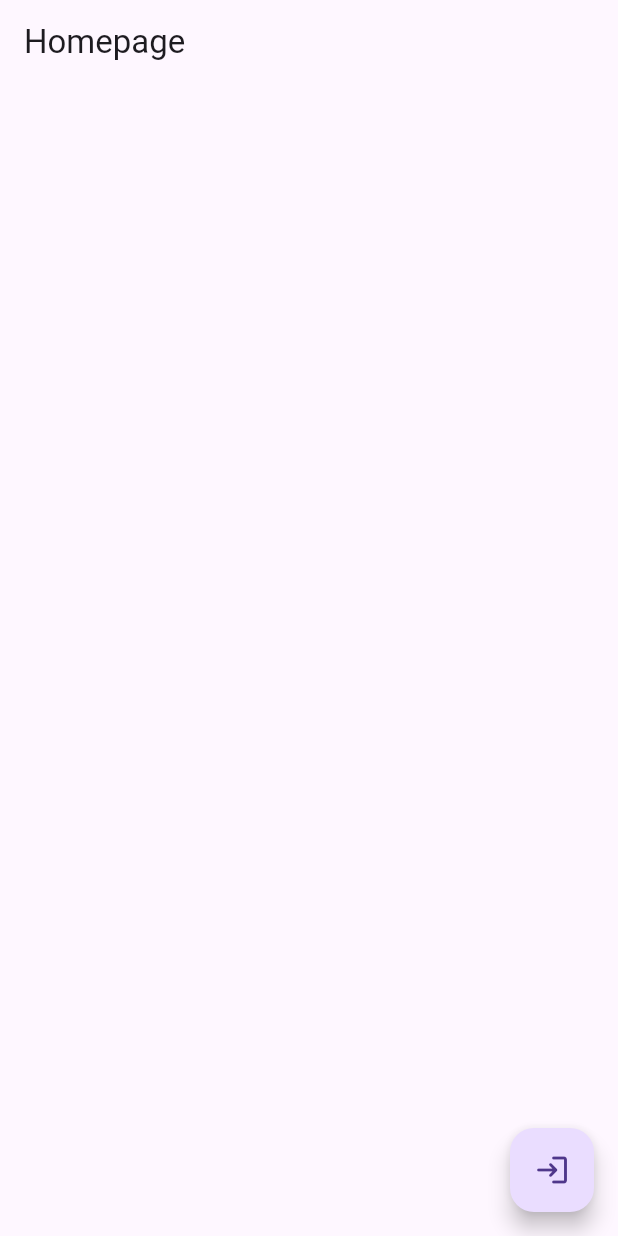
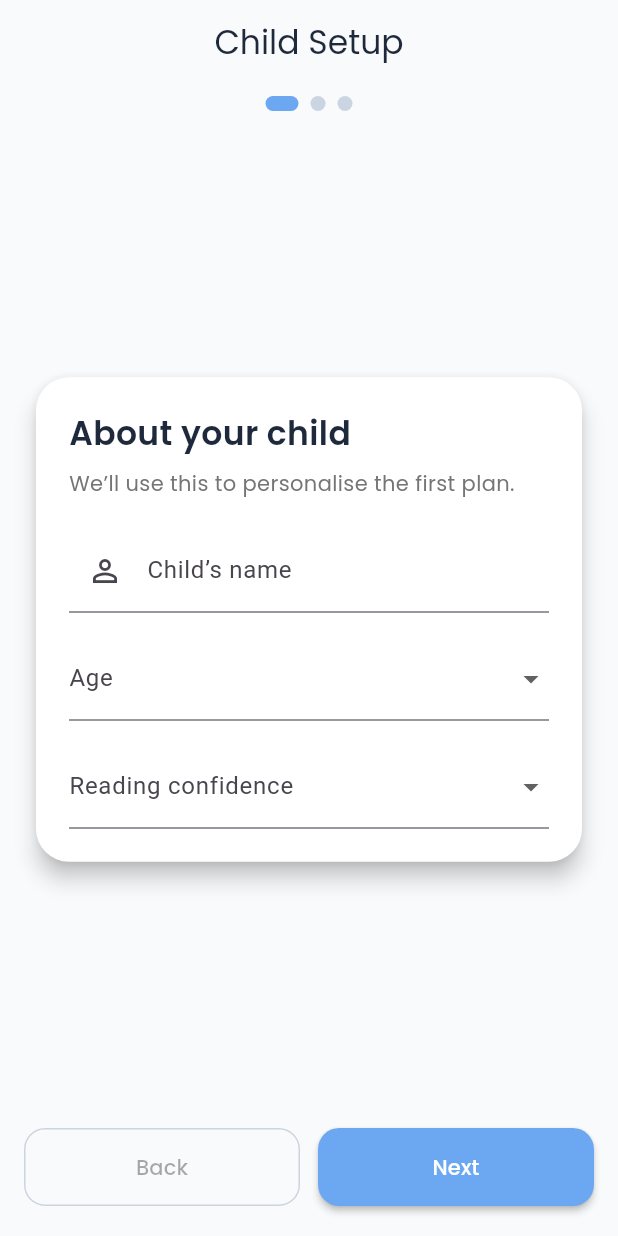
Before and after one commit to StelaB16/Final-Year-Project, a Flutter app: the screen it shows once a user with an empty profile is signed in, on a phone screen of 412 x 824 dp. Run offline on Flutter 3.47's test engine with Material 3 defaults, Android fonts, the light colour scheme and no system bars; our stand-ins replace cloud_firestore, firebase_auth, firebase_core, get, google_fonts; accounts and stored records are empty; network calls fail.

Commit message:
Added child profile setup with Firestore integration

```diff
--- /dev/null
+++ b/lib/child_setup.dart
@@ -0,0 +1,520 @@
+// This Screen helps parents set up their childs profile after signing up.
+// it collects basic info like their name, age, interests and reading habits. then it gets stores to Firestore.
+
+import 'package:final_year_project/wrapper.dart';
+import 'package:flutter/material.dart';
+import 'package:google_fonts/google_fonts.dart';
+import 'package:get/get.dart';
+import 'package:firebase_auth/firebase_auth.dart';
+import 'package:cloud_firestore/cloud_firestore.dart';
+
+import 'homepage.dart';
+
+class ChildSetup extends StatefulWidget {
+  const ChildSetup({super.key});
+
+  @override
+  State<ChildSetup> createState() => _ChildSetupState();
+}
+
+class _ChildSetupState extends State<ChildSetup> {
+  // Controls the pages in the setup flow (3 pages total)
+  final PageController _controller = PageController();
+  int _page = 0;
+
+  //Basic Information
+  final TextEditingController nameController = TextEditingController();
+  String? selectedAge;
+  String? readingLevel;
+
+  //Reading Habits
+  String? readingFrequency;
+  String? readingDuration;
+  final List<String> selectedChallenges = [];
+  String? readingGoal;
+
+  //Interests and Motivation
+  final List<String> selectedInterests = [];
+  final List<String> selectedMotivation = [];
+
+  //Colors for UI styling
+  final Color bg = const Color(0xFFF9FAFB);
+  final Color card = Colors.white;
+  final Color primary = const Color(0xFF6CA8F1);
+  final Color textDark = const Color(0xFF1E293B);
+  final Color softGrey = const Color(0xFFCBD5E1);
+
+  //Show short messages at the bottom of the screen
+  void _snack(String msg) {
+    ScaffoldMessenger.of(context).showSnackBar(
+      SnackBar(
+        content: Text(msg, style: GoogleFonts.poppins()),
+        backgroundColor: primary,
+        behavior: SnackBarBehavior.floating,
+        duration: const Duration(seconds: 2),
+      ),
+    );
+  }
+
+  // Check if the current page has all required fields filled
+  bool _validateCurrentPage() {
+    if (_page == 0) {
+      if (nameController.text.trim().isEmpty ||
+          selectedAge == null ||
+          readingLevel == null) {
+        _snack("Please fill out name, age, and reading confidence to continue.");
+        return false;
+      }
+    } else if (_page == 1) {
+      if (readingFrequency == null ||
+          readingDuration == null ||
+          selectedChallenges.isEmpty ||
+          readingGoal == null) {
+        _snack("Please complete this step before continuing.");
+        return false;
+      }
+    } else if (_page == 2) {
+      if (selectedInterests.isEmpty || selectedMotivation.isEmpty) {
+        _snack("Please select at least one interest and one motivator.");
+        return false;
+      }
+    }
+    return true;
+  }
+
+  // Save child's information to Firestore
+  Future<void> _saveProfile() async {
+    final user = FirebaseAuth.instance.currentUser;
+    if (user == null) {
+      _snack("You’re not signed in.");
+      return;
+    }
+
+    // Create a child record inside the logged-in user's document
+    try {
+      print("Saving child profile for user: ${user.uid}");
+      await FirebaseFirestore.instance
+          .collection('users')
+          .doc(user.uid)
+          .collection('children')
+          .add({
+        'childName': nameController.text.trim(),
+        'age': selectedAge,
+        'readingLevel': readingLevel,
+        'readingFrequency': readingFrequency,
+        'readingDuration': readingDuration,
+        'challenges': selectedChallenges,
+        'readingGoal': readingGoal,
+        'interests': selectedInterests,
+        'motivation': selectedMotivation,
+        'createdAt': FieldValue.serverTimestamp(),
+      });
+      print("Child profile saved successfully");
+
+      await Future.delayed(const Duration(milliseconds: 500));
+
+      // After saving, go to the Homepage
+      Get.offAll(() => const wrapper());
+    } catch (e) {
+      print("Error saving profile: $e");
+      _snack("Failed to save profile. Please try again.");
+    }
+  }
+
+  // Go to next page or finish setup
+  void _next() async {
+    if (!_validateCurrentPage()) return;
+    if (_page < 2) {
+      _controller.nextPage(
+          duration: const Duration(milliseconds: 260), curve: Curves.easeOut);
+    } else {
+      await _saveProfile();
+    }
+  }
+
+  // Go back to previous page
+  void _back() {
+    if (_page > 0) {
+      _controller.previousPage(
+          duration: const Duration(milliseconds: 220), curve: Curves.easeOut);
+    }
+  }
+
+  // Little dots that show progress at the top
+  Widget _dot(int index) {
+    final bool active = index == _page;
+    return AnimatedContainer(
+      duration: const Duration(milliseconds: 200),
+      margin: const EdgeInsets.symmetric(horizontal: 4),
+      height: 10,
+      width: active ? 22 : 10,
+      decoration: BoxDecoration(
+        color: active ? primary : softGrey,
+        borderRadius: BorderRadius.circular(12),
+      ),
+    );
+  }
+
+  // Section titles and hints
+  Widget _sectionTitle(String t) => Text(
+    t,
+    style: GoogleFonts.poppins(
+        fontSize: 22, fontWeight: FontWeight.w600, color: textDark),
+  );
+
+  Widget _hint(String t) => Text(
+    t,
+    style: GoogleFonts.poppins(fontSize: 14, color: Colors.grey[600]),
+  );
+
+  // The little selectable option boxes
+  Widget _chipOption({
+    required String label,
+    required bool selected,
+    required VoidCallback onTap,
+  }) {
+    return InkWell(
+      onTap: onTap,
+      borderRadius: BorderRadius.circular(12),
+      child: Container(
+        padding: const EdgeInsets.symmetric(horizontal: 12, vertical: 8),
+        margin: const EdgeInsets.only(right: 8, bottom: 8),
+        decoration: BoxDecoration(
+          color: selected ? primary : Colors.white,
+          borderRadius: BorderRadius.circular(12),
+          border: Border.all(color: selected ? primary : softGrey),
+        ),
+        child: Text(
+          label,
+          style: GoogleFonts.poppins(
+            color: selected ? Colors.white : textDark,
+            fontSize: 14,
+          ),
+        ),
+      ),
+    );
+  }
+
+  // --- Step 1 Page ---
+  Widget _page1() {
+    return _StepCard(
+      color: card,
+      child: Column(
+        crossAxisAlignment: CrossAxisAlignment.start,
+        children: [
+          _sectionTitle("About your child"),
+          const SizedBox(height: 8),
+          _hint("We’ll use this to personalise the first plan."),
+          const SizedBox(height: 20),
+
+          // Child's name input
+          TextField(
+            controller: nameController,
+            decoration: const InputDecoration(
+              labelText: "Child’s name",
+              prefixIcon: Icon(Icons.person_outline),
+            ),
+          ),
+          const SizedBox(height: 16),
+
+          // Dropdown for age
+          DropdownButtonFormField<String>(
+            value: selectedAge,
+            decoration: const InputDecoration(labelText: "Age"),
+            items: List.generate(8, (i) => (i + 5).toString())
+                .map((age) =>
+                DropdownMenuItem(value: age, child: Text("$age years old")))
+                .toList(),
+            onChanged: (v) => setState(() => selectedAge = v),
+          ),
+          const SizedBox(height: 16),
+
+          // Dropdown for reading confidence
+          DropdownButtonFormField<String>(
+            value: readingLevel,
+            decoration:
+            const InputDecoration(labelText: "Reading confidence"),
+            items: const [
+              "Just starting",
+              "Getting better",
+              "Reads on their own",
+              "Advanced reader"
+            ]
+                .map((s) => DropdownMenuItem(value: s, child: Text(s)))
+                .toList(),
+            onChanged: (v) => setState(() => readingLevel = v),
+          ),
+        ],
+      ),
+    );
+  }
+
+  // --- Step 2 Page ---
+  Widget _page2() {
+    final challengeOptions = [
+      "Sounding out words",
+      "Reading smoothly",
+      "Understanding stories",
+      "Remembering new words",
+      "Writing sentences",
+    ];
+
+    return _StepCard(
+      color: card,
+      child: Column(
+        crossAxisAlignment: CrossAxisAlignment.start,
+        children: [
+          _sectionTitle("Reading habits"),
+          const SizedBox(height: 8),
+          _hint("This helps us set the right pace and support."),
+          const SizedBox(height: 20),
+
+          // Reading frequency
+          DropdownButtonFormField<String>(
+            value: readingFrequency,
+            decoration:
+            const InputDecoration(labelText: "How often do they read?"),
+            items: const ["Rarely", "Sometimes", "Most days", "Every day"]
+                .map((f) => DropdownMenuItem(value: f, child: Text(f)))
+                .toList(),
+            onChanged: (v) => setState(() => readingFrequency = v),
+          ),
+          const SizedBox(height: 16),
+
+          // Reading duration
+          DropdownButtonFormField<String>(
+            value: readingDuration,
+            decoration:
+            const InputDecoration(labelText: "Typical reading time"),
+            items: const ["<10 min", "10–20 min", "20–30 min", "30+ min"]
+                .map((d) => DropdownMenuItem(value: d, child: Text(d)))
+                .toList(),
+            onChanged: (v) => setState(() => readingDuration = v),
+          ),
+          const SizedBox(height: 16),
+
+          // Challenges
+          Text("What’s most challenging?",
+              style: GoogleFonts.poppins(fontSize: 16, color: textDark)),
+          const SizedBox(height: 8),
+          Wrap(
+            children: challengeOptions.map((c) {
+              final selected = selectedChallenges.contains(c);
+              return _chipOption(
+                label: c,
+                selected: selected,
+                onTap: () {
+                  setState(() {
+                    selected
+                        ? selectedChallenges.remove(c)
+                        : selectedChallenges.add(c);
+                  });
+                },
+              );
+            }).toList(),
+          ),
+          const SizedBox(height: 16),
+
+          // Main reading goal
+          DropdownButtonFormField<String>(
+            value: readingGoal,
+            decoration: const InputDecoration(labelText: "Main goal"),
+            items: const [
+              "Improve confidence",
+              "Enjoy reading",
+              "Improve pronunciation",
+              "Expand vocabulary"
+            ]
+                .map((g) => DropdownMenuItem(value: g, child: Text(g)))
+                .toList(),
+            onChanged: (v) => setState(() => readingGoal = v),
+          ),
+        ],
+      ),
+    );
+  }
+
+  // --- Step 3 Page ---
+  Widget _page3() {
+    final interestOptions = [
+      "Animals",
+      "Adventure",
+      "Mystery",
+      "Space",
+      "Sports",
+      "Funny stories"
+    ];
+    final motivationOptions = [
+      "Rewards",
+      "Encouragement",
+      "Competition",
+      "Fun challenges",
+      "Seeing progress"
+    ];
+
+    return _StepCard(
+      color: card,
+      child: Column(
+        crossAxisAlignment: CrossAxisAlignment.start,
+        children: [
+          _sectionTitle("Interests & motivation"),
+          const SizedBox(height: 8),
+          _hint("We’ll pick stories and activities that match these."),
+          const SizedBox(height: 20),
+
+          // Interests
+          Text("What stories do they enjoy?",
+              style: GoogleFonts.poppins(fontSize: 16, color: textDark)),
+          const SizedBox(height: 8),
+          Wrap(
+            children: interestOptions.map((i) {
+              final selected = selectedInterests.contains(i);
+              return _chipOption(
+                label: i,
+                selected: selected,
+                onTap: () {
+                  setState(() {
+                    selected
+                        ? selectedInterests.remove(i)
+                        : selectedInterests.add(i);
+                  });
+                },
+              );
+            }).toList(),
+          ),
+          const SizedBox(height: 16),
+
+          // Motivation
+          Text("What motivates them?",
+              style: GoogleFonts.poppins(fontSize: 16, color: textDark)),
+          const SizedBox(height: 8),
+          Wrap(
+            children: motivationOptions.map((m) {
+              final selected = selectedMotivation.contains(m);
+              return _chipOption(
+                label: m,
+                selected: selected,
+                onTap: () {
+                  setState(() {
+                    selected
+                        ? selectedMotivation.remove(m)
+                        : selectedMotivation.add(m);
+                  });
+                },
+              );
+            }).toList(),
+          ),
+        ],
+      ),
+    );
+  }
+
+  // --- Screen layout and buttons ---
+  @override
+  Widget build(BuildContext context) {
+    return Scaffold(
+      backgroundColor: bg,
+      appBar: AppBar(
+        backgroundColor: bg,
+        elevation: 0,
+        centerTitle: true,
+        title: Text("Child Setup",
+            style: GoogleFonts.poppins(color: textDark)),
+      ),
+      body: Column(
+        children: [
+          const SizedBox(height: 8),
+
+          // Progress dots
+          Row(
+            mainAxisAlignment: MainAxisAlignment.center,
+            children: List.generate(3, _dot),
+          ),
+          const SizedBox(height: 8),
+
+          // Pages
+          Expanded(
+            child: PageView(
+              controller: _controller,
+              physics: const ClampingScrollPhysics(),
+              onPageChanged: (i) => setState(() => _page = i),
+              children: [
+                _page1(),
+                _page2(),
+                _page3(),
+              ],
+            ),
+          ),
+
+          // Navigation buttons
+          Padding(
+            padding: const EdgeInsets.fromLTRB(16, 8, 16, 20),
+            child: Row(
+              children: [
+                Expanded(
+                  child: OutlinedButton(
+                    onPressed: _page == 0 ? null : _back,
+                    style: OutlinedButton.styleFrom(
+                      side: BorderSide(color: softGrey),
+                      foregroundColor: textDark,
+                      minimumSize: const Size.fromHeight(52),
+                      shape: RoundedRectangleBorder(
+                          borderRadius: BorderRadius.circular(14)),
+                    ),
+                    child: Text("Back", style: GoogleFonts.poppins()),
+                  ),
+                ),
+                const SizedBox(width: 12),
+                Expanded(
+                  child: ElevatedButton(
+                    onPressed: _next,
+                    style: ElevatedButton.styleFrom(
+                      backgroundColor: primary,
+                      minimumSize: const Size.fromHeight(52),
+                      shape: RoundedRectangleBorder(
+                          borderRadius: BorderRadius.circular(14)),
+                      elevation: 2,
+                    ),
+                    child: Text(
+                      _page == 2 ? "Finish" : "Next",
+                      style: GoogleFonts.poppins(color: Colors.white),
+                    ),
+                  ),
+                ),
+              ],
+            ),
+          ),
+        ],
+      ),
+    );
+  }
+}
+
+// This widget just wraps each step in a nice card with padding and shadows
+class _StepCard extends StatelessWidget {
+  final Widget child;
+  final Color color;
+  const _StepCard({required this.child, required this.color});
+
+  @override
+  Widget build(BuildContext context) {
+    return Center(
+      child: ConstrainedBox(
+        constraints: const BoxConstraints(maxWidth: 720),
+        child: SingleChildScrollView(
+          padding: const EdgeInsets.fromLTRB(20, 6, 20, 6),
+          child: Card(
+            color: color,
+            elevation: 6,
+            shape:
+            RoundedRectangleBorder(borderRadius: BorderRadius.circular(22)),
+            child: Padding(
+              padding: const EdgeInsets.all(22.0),
+              child: child,
+            ),
+          ),
+        ),
+      ),
+    );
+  }
+}
--- a/lib/signup.dart
+++ b/lib/signup.dart
@@ -4,6 +4,8 @@ import 'package:flutter/material.dart';
 import 'package:get/get.dart';
 import 'package:get/get_core/src/get_main.dart';
 import 'package:google_fonts/google_fonts.dart';
+import 'package:cloud_firestore/cloud_firestore.dart';
+import 'child_setup.dart';
 
 class signup extends StatefulWidget {
   const signup({super.key});
@@ -19,9 +21,27 @@ class _signupState extends State<signup> {
 
   //Function to create a new user in firebase
   signup()async{
-    await FirebaseAuth.instance.createUserWithEmailAndPassword(email: email.text, password: password.text);
-    Get.offAll(wrapper());
+    try {
+  //create a new user in Firebase and add them to firestore
+      UserCredential userCred = await FirebaseAuth.instance.createUserWithEmailAndPassword(email: email.text.trim(), password: password.text.trim());
+
+  // Save the user's info in Firestore under "users" collection
+    await FirebaseFirestore.instance.collection('users').doc(userCred.user!.uid).set({'email': email.text.trim(), 'createdAt': FieldValue.serverTimestamp(),});
+
+  //After signing up go to ChildSetup screen
+    Get.offAll(() => const ChildSetup());
+  } on FirebaseAuthException catch (e) {
+  // Show Firebase errors (like invalid email or weak password)
+  ScaffoldMessenger.of(context).showSnackBar(
+  SnackBar(content: Text(e.message ?? "Signup failed")),
+  );
+  } catch (e) {
+  //unexpected errors
+  ScaffoldMessenger.of(context).showSnackBar(
+  SnackBar(content: Text("Unexpected error: $e")),
+  );
   }
+}
 
   @override
   Widget build(BuildContext context) {
--- a/lib/wrapper.dart
+++ b/lib/wrapper.dart
@@ -3,6 +3,8 @@ import 'package:final_year_project/login.dart';
 import 'package:final_year_project/main.dart';
 import 'package:firebase_auth/firebase_auth.dart';
 import 'package:flutter/material.dart';
+import 'package:cloud_firestore/cloud_firestore.dart';
+import 'child_setup.dart';
 
 class wrapper extends StatefulWidget {
   const wrapper({super.key});
@@ -20,13 +22,38 @@ class _wrapperState extends State<wrapper> {
           stream: FirebaseAuth.instance.authStateChanges(),
           builder: (context, snapshot){
             //If the user is logged in go to homepage
-            if (snapshot.hasData){
-              return homepage();
-            }else{
-              //if not logged in go to login page
-              return login();
+            if (snapshot.data == null){
+              return const login();
             }
-          }),
+
+            //if logged in check firebase for child profile
+            final user = snapshot.data!;
+            return FutureBuilder<QuerySnapshot>(
+              future: FirebaseFirestore.instance
+                  .collection('users')
+                  .doc(user.uid)
+                  .collection('children')
+                  .get(),
+              builder: (context, childSnap) {
+                if (childSnap.connectionState == ConnectionState.waiting) {
+                  return const Center(child: CircularProgressIndicator());
+                }
+
+                if (childSnap.hasError) {
+                  return Center(child: Text("Error loading data"));
+                }
+
+                //If no children exist, go to setup
+                if (!childSnap.hasData || childSnap.data!.docs.isEmpty) {
+                  return const ChildSetup();
+                }
+
+                //If child exists, go to homepage
+                return const homepage();
+              },
+            );
+         }
+       ),
     );
   }
 }
```
